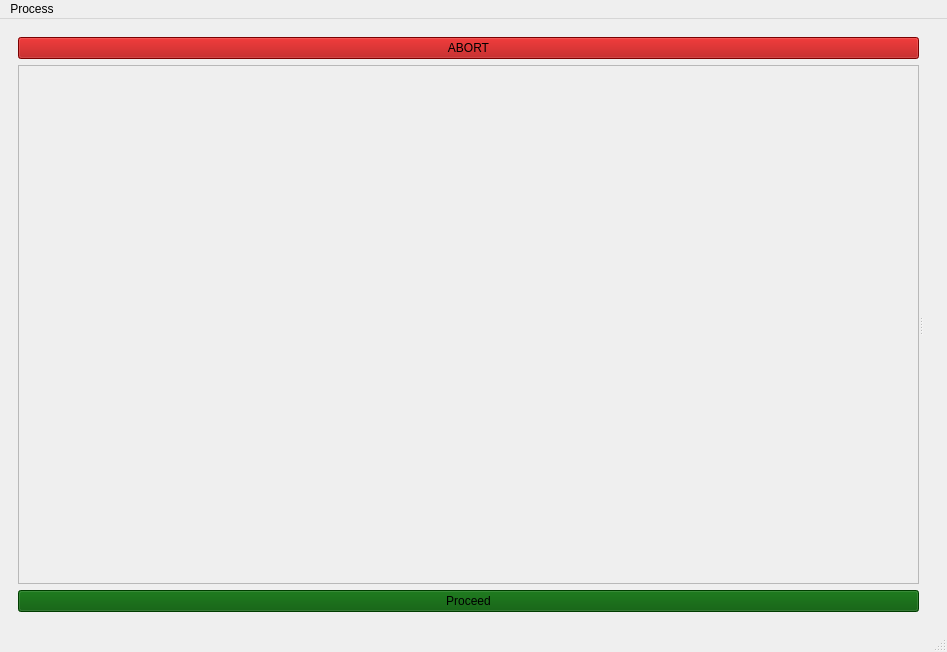
First picture: the form in src/external/ui/userinterface.ui, repository vedangnaik/Carina-mirror, before the edit.
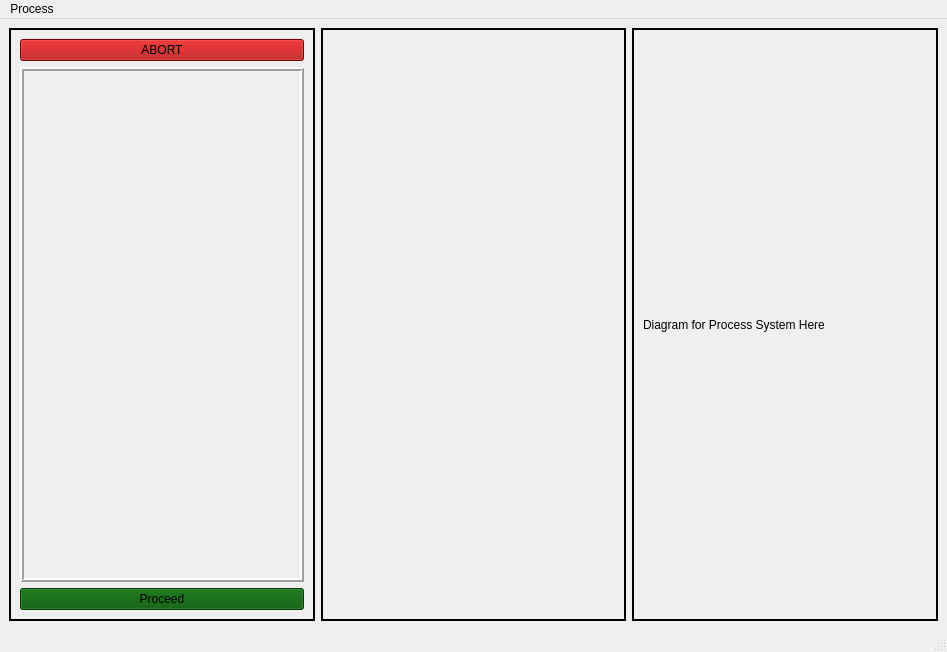
Second picture: the form after the edit.

Commit message: Made some UI changes, some renaming

What changed in the file:
```diff
--- a/src/external/ui/userinterface.ui
+++ b/src/external/ui/userinterface.ui
@@ -14,24 +14,20 @@
    <string>GSUI</string>
   </property>
   <widget class="QWidget" name="centralwidget">
+   <layout class="QHBoxLayout" name="horizontalLayout_3">
+    <item>
    <layout class="QHBoxLayout" name="horizontalLayout_2">
     <item>
-     <layout class="QHBoxLayout" name="horizontalLayout">
-      <item>
-       <widget class="QWidget" name="widget_2" native="true">
-        <property name="sizePolicy">
-         <sizepolicy hsizetype="Preferred" vsizetype="Preferred">
-          <horstretch>0</horstretch>
-          <verstretch>0</verstretch>
-         </sizepolicy>
+       <widget class="QFrame" name="frame_3">
+        <property name="frameShape">
+         <enum>QFrame::Box</enum>
         </property>
-        <layout class="QHBoxLayout" name="horizontalLayout_7">
-         <item>
-          <widget class="QSplitter" name="splitter">
-           <property name="orientation">
-            <enum>Qt::Horizontal</enum>
-           </property>
-           <widget class="QWidget" name="horizontalLayoutWidget">
+        <property name="frameShadow">
+         <enum>QFrame::Plain</enum>
+        </property>
+        <property name="lineWidth">
+         <number>2</number>
+        </property>
             <layout class="QVBoxLayout" name="verticalLayout">
              <item>
               <widget class="QPushButton" name="abortButton">
@@ -55,6 +51,21 @@
              </item>
              <item>
               <widget class="QScrollArea" name="currentProcessScrollArea">
+           <property name="sizePolicy">
+            <sizepolicy hsizetype="Preferred" vsizetype="Expanding">
+             <horstretch>0</horstretch>
+             <verstretch>0</verstretch>
+            </sizepolicy>
+           </property>
+           <property name="frameShape">
+            <enum>QFrame::Box</enum>
+           </property>
+           <property name="frameShadow">
+            <enum>QFrame::Raised</enum>
+           </property>
+           <property name="lineWidth">
+            <number>2</number>
+           </property>
                <property name="widgetResizable">
                 <bool>true</bool>
                </property>
@@ -63,8 +74,8 @@
                  <rect>
                   <x>0</x>
                   <y>0</y>
-                  <width>887</width>
-                  <height>402</height>
+              <width>275</width>
+              <height>394</height>
                  </rect>
                 </property>
                </widget>
@@ -92,16 +103,46 @@
              </item>
             </layout>
            </widget>
-           <widget class="QWidget" name="horizontalLayoutWidget_2">
-            <layout class="QHBoxLayout" name="currentStateLayout"/>
-           </widget>
-          </widget>
-         </item>
+      </item>
+      <item>
+       <widget class="QFrame" name="frame_2">
+        <property name="frameShape">
+         <enum>QFrame::Box</enum>
+        </property>
+        <property name="frameShadow">
+         <enum>QFrame::Plain</enum>
+        </property>
+        <property name="lineWidth">
+         <number>2</number>
+        </property>
+        <layout class="QHBoxLayout" name="horizontalLayout">
+         <item>
+          <layout class="QVBoxLayout" name="currentStateLayout"/>
+         </item>
         </layout>
        </widget>
       </item>
       <item>
-       <widget class="QWidget" name="widget" native="true"/>
+       <widget class="QFrame" name="frame">
+        <property name="frameShape">
+         <enum>QFrame::Box</enum>
+        </property>
+        <property name="frameShadow">
+         <enum>QFrame::Plain</enum>
+        </property>
+        <property name="lineWidth">
+         <number>2</number>
+        </property>
+        <layout class="QHBoxLayout" name="horizontalLayout_4">
+         <item>
+          <widget class="QLabel" name="label">
+           <property name="text">
+            <string>Diagram for Process System Here</string>
+           </property>
+          </widget>
+         </item>
+        </layout>
+       </widget>
       </item>
      </layout>
     </item>
```
Left out of the diff: 2 changed lines with no effect on the pictures. Lines whose indentation alone changed are shown as unchanged. The commit also changes 6 other files.
